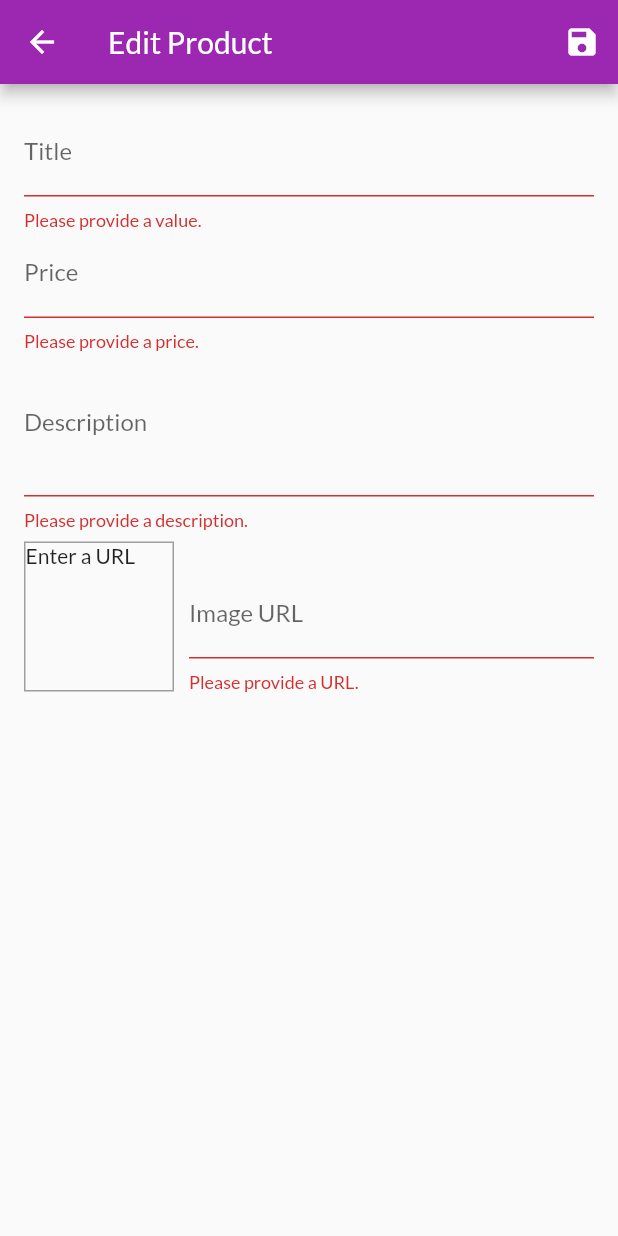
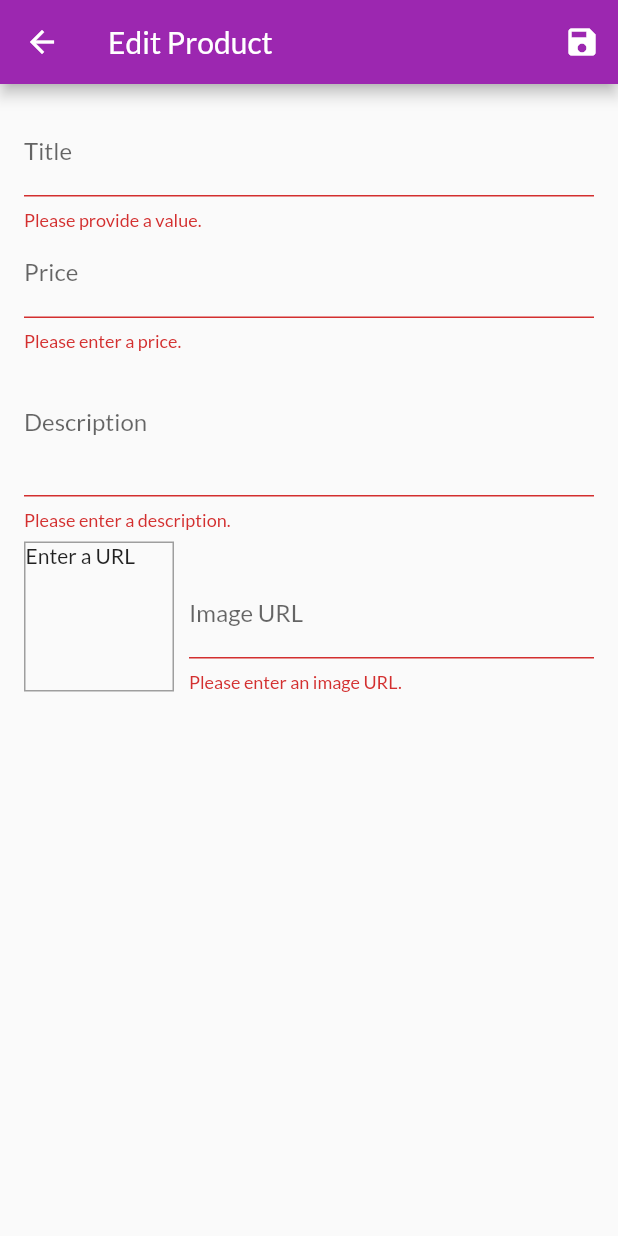
Before and after one commit to Cscreed3131/shop_app, a Flutter app: the EditProductScreen screen opened by its route, after a tap on the "save" icon, on a phone screen of 412 x 824 dp. Run offline on Flutter 3.47's test engine with Material 2 defaults, Android fonts, the phone set to English and light mode, and no system bars; network calls fail.

Commit message:
finally the working app

```diff
--- a/lib/Screens/edit_product_screen.dart
+++ b/lib/Screens/edit_product_screen.dart
@@ -1,13 +1,14 @@
 import 'package:flutter/material.dart';
-import 'package:flutter_complete_guide/providers/products.dart';
 import 'package:provider/provider.dart';
 
 import '../providers/product.dart';
+import '../providers/products.dart';
 
 class EditProductScreen extends StatefulWidget {
-  static const routeName = '/edit- products';
+  static const routeName = '/edit-product';
+
   @override
-  State<EditProductScreen> createState() => _EditProductScreenState();
+  _EditProductScreenState createState() => _EditProductScreenState();
 }
 
 class _EditProductScreenState extends State<EditProductScreen> {
@@ -16,35 +17,21 @@ class _EditProductScreenState extends State<EditProductScreen> {
   final _imageUrlController = TextEditingController();
   final _imageUrlFocusNode = FocusNode();
   final _form = GlobalKey<FormState>();
-  Product _editedProduct = Product(
+  var _editedProduct = Product(
     id: null,
     title: '',
+    price: 0,
     description: '',
-    price: 0,
     imageUrl: '',
   );
-
-  void _updateImageUrl() {
-    if (!_imageUrlFocusNode.hasFocus) {
-      if ((!_imageUrlController.text.startsWith('http') &&
-              !_imageUrlController.text.startsWith('https')) ||
-          (!_imageUrlController.text.endsWith('.jpg') &&
-              !_imageUrlController.text.endsWith('.png') &&
-              !_imageUrlController.text.endsWith('jpeg'))) {
-        return;
-      }
-
-      setState(() {});
-    }
-  }
-
-  var _isInit = true;
   var _initValues = {
+    // 'id': '',
     'title': '',
     'description': '',
     'price': '',
     'imageUrl': '',
   };
+  var _isInit = true;
 
   @override
   void initState() {
@@ -78,8 +65,22 @@ class _EditProductScreenState extends State<EditProductScreen> {
     _imageUrlFocusNode.removeListener(_updateImageUrl);
     _priceFocusNode.dispose();
     _descriptionFocusNode.dispose();
+    _imageUrlController.dispose();
     _imageUrlFocusNode.dispose();
     super.dispose();
+  }
+
+  void _updateImageUrl() {
+    if (!_imageUrlFocusNode.hasFocus) {
+      if ((!_imageUrlController.text.startsWith('http') &&
+              !_imageUrlController.text.startsWith('https')) ||
+          (!_imageUrlController.text.endsWith('.png') &&
+              !_imageUrlController.text.endsWith('.jpg') &&
+              !_imageUrlController.text.endsWith('.jpeg'))) {
+        return;
+      }
+      setState(() {});
+    }
   }
 
   void _saveForm() {
@@ -104,10 +105,8 @@ class _EditProductScreenState extends State<EditProductScreen> {
         title: Text('Edit Product'),
         actions: <Widget>[
           IconButton(
-            onPressed: () {
-              _saveForm();
-            },
             icon: Icon(Icons.save),
+            onPressed: _saveForm,
           ),
         ],
       ),
@@ -130,14 +129,15 @@ class _EditProductScreenState extends State<EditProductScreen> {
                   }
                   return null;
                 },
-                onSaved: (value) => _editedProduct = Product(
+                onSaved: (value) {
+                  _editedProduct = Product(
+                      title: value,
+                      price: _editedProduct.price,
+                      description: _editedProduct.description,
+                      imageUrl: _editedProduct.imageUrl,
                       id: _editedProduct.id,
-                  isFavorite: _editedProduct.isFavorite,
-                  title: value,
-                  description: _editedProduct.description,
-                  price: _editedProduct.price,
-                  imageUrl: _editedProduct.imageUrl,
-                ),
+                      isFavorite: _editedProduct.isFavorite);
+                },
               ),
               TextFormField(
                 initialValue: _initValues['price'],
@@ -150,24 +150,25 @@ class _EditProductScreenState extends State<EditProductScreen> {
                 },
                 validator: (value) {
                   if (value.isEmpty) {
-                    return 'Please provide a price.';
+                    return 'Please enter a price.';
                   }
                   if (double.tryParse(value) == null) {
-                    return 'Please enter valid number';
+                    return 'Please enter a valid number.';
                   }
                   if (double.parse(value) <= 0) {
-                    return 'Please Enter a number greater than 0';
+                    return 'Please enter a number greater than zero.';
                   }
                   return null;
                 },
-                onSaved: (value) => _editedProduct = Product(
+                onSaved: (value) {
+                  _editedProduct = Product(
+                      title: _editedProduct.title,
+                      price: double.parse(value),
+                      description: _editedProduct.description,
+                      imageUrl: _editedProduct.imageUrl,
                       id: _editedProduct.id,
-                  isFavorite: _editedProduct.isFavorite,
-                  title: _editedProduct.title,
-                  description: _editedProduct.description,
-                  price: double.parse(value),
-                  imageUrl: _editedProduct.imageUrl,
-                ),
+                      isFavorite: _editedProduct.isFavorite);
+                },
               ),
               TextFormField(
                 initialValue: _initValues['description'],
@@ -177,21 +178,23 @@ class _EditProductScreenState extends State<EditProductScreen> {
                 focusNode: _descriptionFocusNode,
                 validator: (value) {
                   if (value.isEmpty) {
-                    return 'Please provide a description.';
+                    return 'Please enter a description.';
                   }
                   if (value.length < 10) {
-                    return 'Should be a least characters';
+                    return 'Should be at least 10 characters long.';
                   }
                   return null;
                 },
-                onSaved: (value) => _editedProduct = Product(
+                onSaved: (value) {
+                  _editedProduct = Product(
+                    title: _editedProduct.title,
+                    price: _editedProduct.price,
+                    description: value,
+                    imageUrl: _editedProduct.imageUrl,
                     id: _editedProduct.id,
                     isFavorite: _editedProduct.isFavorite,
-                  title: _editedProduct.title,
-                  description: value,
-                  price: _editedProduct.price,
-                  imageUrl: _editedProduct.imageUrl,
-                ),
+                  );
+                },
               ),
               Row(
                 crossAxisAlignment: CrossAxisAlignment.end,
@@ -204,7 +207,10 @@ class _EditProductScreenState extends State<EditProductScreen> {
                       right: 10,
                     ),
                     decoration: BoxDecoration(
-                      border: Border.all(width: 1, color: Colors.grey),
+                      border: Border.all(
+                        width: 1,
+                        color: Colors.grey,
+                      ),
                     ),
                     child: _imageUrlController.text.isEmpty
                         ? Text('Enter a URL')
@@ -222,34 +228,38 @@ class _EditProductScreenState extends State<EditProductScreen> {
                       textInputAction: TextInputAction.done,
                       controller: _imageUrlController,
                       focusNode: _imageUrlFocusNode,
-                      onFieldSubmitted: (_) => _saveForm(),
+                      onFieldSubmitted: (_) {
+                        _saveForm();
+                      },
                       validator: (value) {
                         if (value.isEmpty) {
-                          return 'Please provide a URL.';
+                          return 'Please enter an image URL.';
                         }
                         if (!value.startsWith('http') &&
                             !value.startsWith('https')) {
                           return 'Please enter a valid URL.';
                         }
-                        if (!value.endsWith('.jpg') &&
-                            !value.endsWith('.png') &&
-                            !value.endsWith('jpeg')) {
-                          return null;
+                        if (!value.endsWith('.png') &&
+                            !value.endsWith('.jpg') &&
+                            !value.endsWith('.jpeg')) {
+                          return 'Please enter a valid image URL.';
                         }
                         return null;
                       },
-                      onSaved: (value) => _editedProduct = Product(
+                      onSaved: (value) {
+                        _editedProduct = Product(
+                          title: _editedProduct.title,
+                          price: _editedProduct.price,
+                          description: _editedProduct.description,
+                          imageUrl: value,
                           id: _editedProduct.id,
                           isFavorite: _editedProduct.isFavorite,
-                        title: _editedProduct.title,
-                        description: _editedProduct.description,
-                        price: _editedProduct.price,
-                        imageUrl: value,
-                      ),
+                        );
+                      },
                     ),
                   ),
                 ],
-              )
+              ),
             ],
           ),
         ),
--- a/lib/widgets/user_product_item.dart
+++ b/lib/widgets/user_product_item.dart
@@ -1,6 +1,7 @@
 import 'package:flutter/material.dart';
-import 'package:flutter_complete_guide/providers/products.dart';
 import 'package:provider/provider.dart';
+
+import '../providers/products.dart';
 import '../Screens/edit_product_screen.dart';
 
 class UserProductItem extends StatelessWidget {
--- a/pubspec.yaml
+++ b/pubspec.yaml
@@ -21,6 +21,7 @@ dependencies:
     sdk: flutter
   provider: ^6.0.3
   intl: ^0.15.8
+  http: ^0.12.0+2
 
   # The following adds the Cupertino Icons font to your application.
   # Use with the CupertinoIcons class for iOS style icons.
```
Also changed, not shown: lib/Screens/user_product_screen.dart (+4 -5 lines), lib/providers/products.dart (+0 -10 lines), pubspec.lock. Lines whose indentation alone changed are shown as unchanged.
